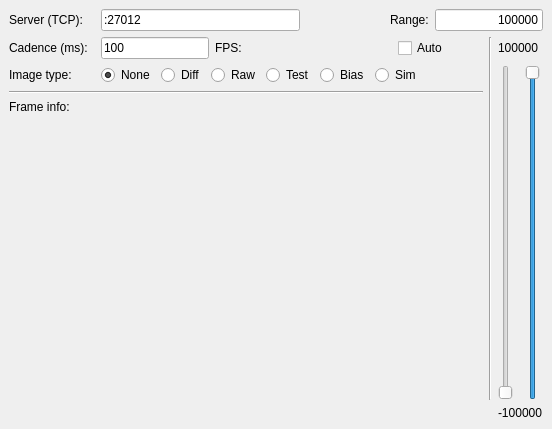
Qt form FrameViewer/FrameViewer/FrameViewer.ui (amjjam/obs) before a commit.
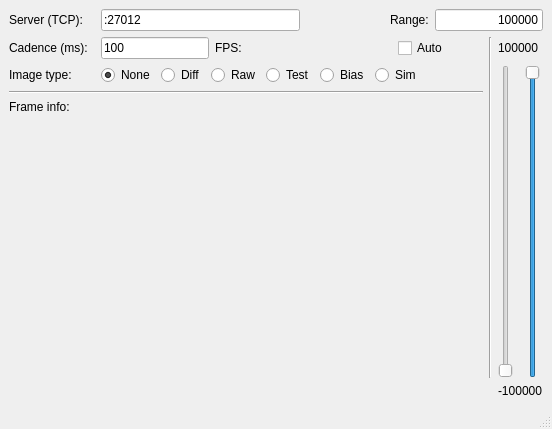
The same form after that commit. Custom widgets are drawn as their Qt base class.

Commit message: Started using amjQCom::ClientStatus and amjWidgets::RateCounter to make the interface cleaner

What changed in the file:
```diff
--- a/FrameViewer/FrameViewer/FrameViewer.ui
+++ b/FrameViewer/FrameViewer/FrameViewer.ui
@@ -316,6 +316,7 @@
     </item>
    </layout>
   </widget>
+  <widget class="QStatusBar" name="statusBar"/>
  </widget>
  <customwidgets>
   <customwidget>
```
The commit also changes 3 other files.
